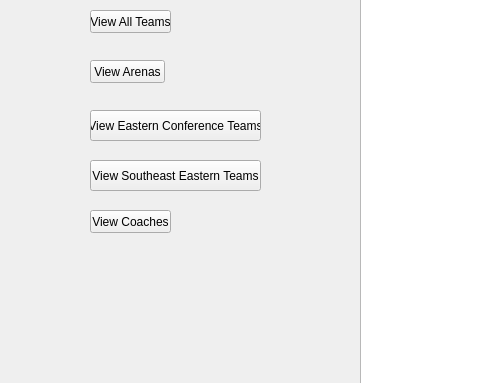
This is QT Project/viewwindow.ui in AaronGeesink/CS1D-Basketball-Project as Qt 5 draws it before an edit; both pictures show x 0 to 480 and y 190 to 573 of the 1201 by 721 pixel window. The edited form follows.
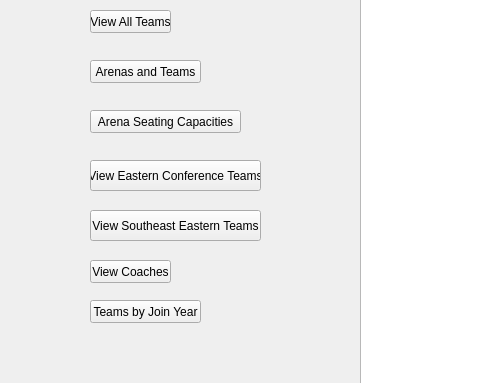
This is the edited form.

Commit message: Added functionality to viewWindow

The edit to the form file:
```diff
--- a/QT Project/viewwindow.ui
+++ b/QT Project/viewwindow.ui
@@ -56,19 +56,19 @@
     <rect>
      <x>90</x>
      <y>250</y>
-     <width>75</width>
+     <width>111</width>
      <height>23</height>
     </rect>
    </property>
    <property name="text">
-    <string>View Arenas</string>
+    <string>Arenas and Teams</string>
    </property>
   </widget>
   <widget class="QPushButton" name="eastTeamButton">
    <property name="geometry">
     <rect>
      <x>90</x>
-     <y>300</y>
+     <y>350</y>
      <width>171</width>
      <height>31</height>
     </rect>
@@ -81,7 +81,7 @@
    <property name="geometry">
     <rect>
      <x>90</x>
-     <y>350</y>
+     <y>400</y>
      <width>171</width>
      <height>31</height>
     </rect>
@@ -94,7 +94,7 @@
    <property name="geometry">
     <rect>
      <x>90</x>
-     <y>400</y>
+     <y>450</y>
      <width>81</width>
      <height>23</height>
     </rect>
@@ -136,6 +136,32 @@
     <string>View Team</string>
    </property>
   </widget>
+  <widget class="QPushButton" name="seatButton">
+   <property name="geometry">
+    <rect>
+     <x>90</x>
+     <y>300</y>
+     <width>151</width>
+     <height>23</height>
+    </rect>
+   </property>
+   <property name="text">
+    <string>Arena Seating Capacities</string>
+   </property>
+  </widget>
+  <widget class="QPushButton" name="yearButton">
+   <property name="geometry">
+    <rect>
+     <x>90</x>
+     <y>490</y>
+     <width>111</width>
+     <height>23</height>
+    </rect>
+   </property>
+   <property name="text">
+    <string>Teams by Join Year</string>
+   </property>
+  </widget>
  </widget>
  <resources/>
  <connections/>
```
The commit also changes 2 other files.
